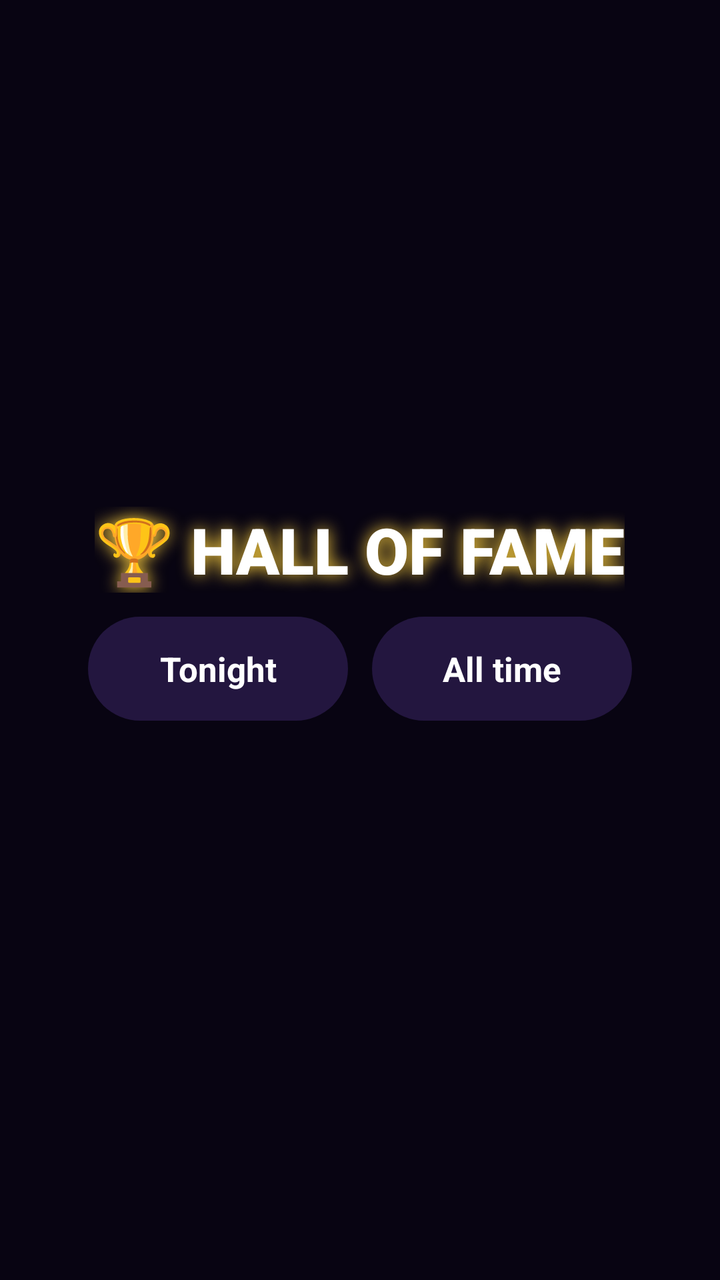
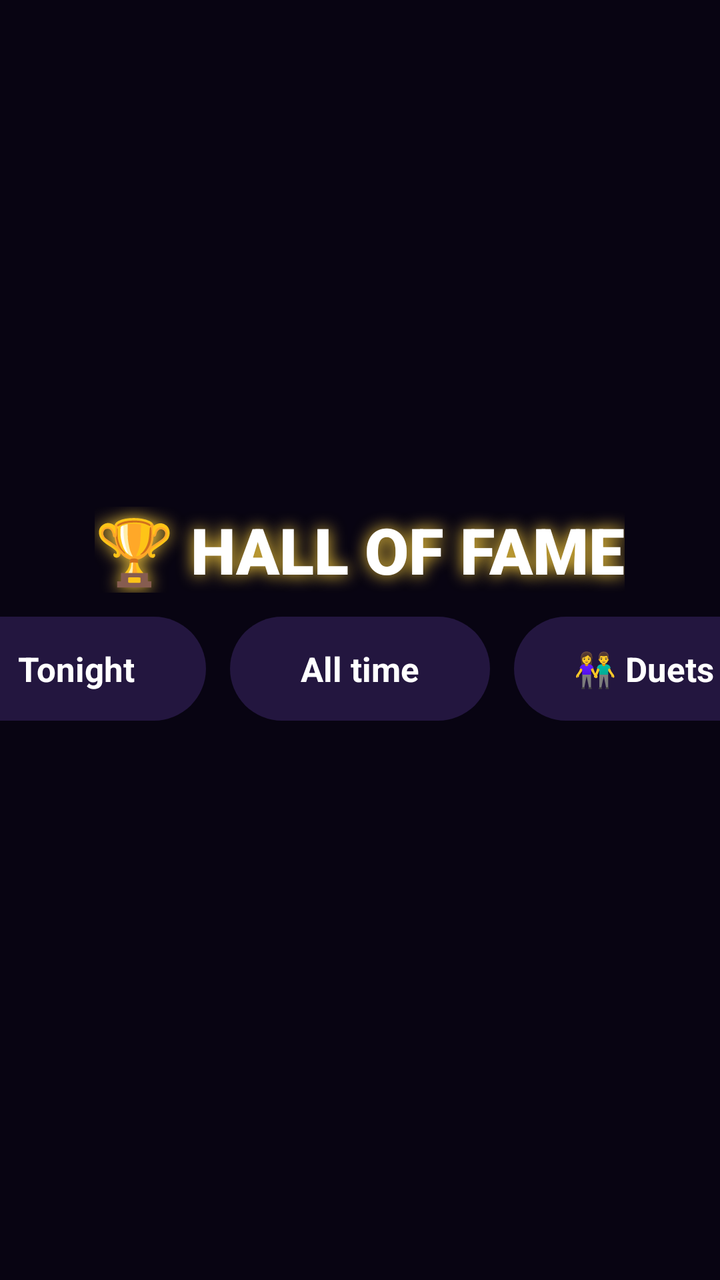

Before-and-after screenshots of an Android layout around one commit, followed by the original layout XML and the change that was made.
<!-- AndroidManifest.xml: application theme Theme.KaraokeTV -->
<!-- res/layout/leaderboard.xml -->
<?xml version="1.0" encoding="utf-8"?>
<FrameLayout xmlns:android="http://schemas.android.com/apk/res/android"
    android:layout_width="match_parent"
    android:layout_height="match_parent"
    android:background="@color/scrim"
    android:clickable="true">

    <LinearLayout
        android:layout_width="680dp"
        android:layout_height="wrap_content"
        android:layout_gravity="center"
        android:gravity="center_horizontal"
        android:orientation="vertical">

        <TextView
            android:layout_width="wrap_content"
            android:layout_height="wrap_content"
            android:fontFamily="sans-serif-black"
            android:shadowColor="@color/gold"
            android:shadowRadius="20"
            android:text="🏆 HALL OF FAME"
            android:textColor="#FFFFFF"
            android:textSize="32sp" />

        <LinearLayout
            android:layout_width="wrap_content"
            android:layout_height="wrap_content"
            android:layout_marginTop="12dp"
            android:orientation="horizontal">

            <TextView
                android:id="@+id/tabTonight"
                style="@style/TvButton"
                android:text="Tonight" />

            <TextView
                android:id="@+id/tabAll"
                style="@style/TvButton"
                android:layout_marginStart="12dp"
                android:text="All time" />
        </LinearLayout>

        
        <LinearLayout
            android:id="@+id/podium"
            android:layout_width="match_parent"
            android:layout_height="wrap_content"
            android:layout_marginTop="16dp"
            android:gravity="bottom|center_horizontal"
            android:orientation="horizontal" />

        <LinearLayout
            android:id="@+id/boardRows"
            android:layout_width="match_parent"
            android:layout_height="wrap_content"
            android:layout_marginTop="10dp"
            android:orientation="vertical" />

        <TextView
            android:id="@+id/boardEmpty"
            android:layout_width="wrap_content"
            android:layout_height="wrap_content"
            android:layout_marginTop="40dp"
            android:text="No scores yet. Grab a mic! 🎤"
            android:textColor="@color/text_dim"
            android:textSize="20sp"
            android:visibility="gone" />
    </LinearLayout>
</FrameLayout>
<!-- resources referenced by this layout -->
<resources>
  <color name="gold">#FFD23F</color>
  <color name="scrim">#D9080412</color>
  <color name="text_dim">#B9AEDB</color>
  <style name="TvButton">
          <item name="android:layout_width">wrap_content</item>
          <item name="android:layout_height">52dp</item>
          <item name="android:minWidth">130dp</item>
          <item name="android:gravity">center</item>
          <item name="android:paddingStart">22dp</item>
          <item name="android:paddingEnd">22dp</item>
          <item name="android:background">@drawable/chip_bg</item>
          <item name="android:focusable">true</item>
          <item name="android:clickable">true</item>
          <item name="android:textColor">@color/text_main</item>
          <item name="android:textSize">17sp</item>
          <item name="android:textStyle">bold</item>
          <item name="android:maxLines">1</item>
      </style>
  <style name="Theme.KaraokeTV" parent="android:Theme.Material.NoActionBar.Fullscreen">
          <item name="android:windowBackground">@color/bg_deep</item>
          <item name="android:colorAccent">@color/neon_pink</item>
          <item name="android:textColorPrimary">@color/text_main</item>
          <item name="android:textColor">@color/text_main</item>
          <item name="android:textColorHint">@color/text_dim</item>
          <item name="android:windowAnimationStyle">@null</item>
      </style>
  <!-- drawable chip_bg (drawable) -->
  <?xml version="1.0" encoding="utf-8"?>
  <selector xmlns:android="http://schemas.android.com/apk/res/android">
      <item android:state_focused="true">
          <shape>
              <solid android:color="@color/neon_pink" />
              <corners android:radius="26dp" />
          </shape>
      </item>
      <item android:state_selected="true">
          <shape>
              <solid android:color="#4A2A7A" />
              <stroke android:width="2dp" android:color="@color/neon_cyan" />
              <corners android:radius="26dp" />
          </shape>
      </item>
      <item>
          <shape>
              <solid android:color="#CC2A1B4A" />
              <corners android:radius="26dp" />
          </shape>
      </item>
  </selector>
  <color name="text_main">#FFFFFF</color>
  <color name="bg_deep">#0B0614</color>
  <color name="neon_pink">#FF3DA5</color>
  <color name="neon_cyan">#2EE6FF</color>
</resources>

<!-- the commit's change to res/layout/leaderboard.xml (unified diff, before → after) -->
@@ -38,6 +38,12 @@
                 style="@style/TvButton"
                 android:layout_marginStart="12dp"
                 android:text="All time" />
+
+            <TextView
+                android:id="@+id/tabDuets"
+                style="@style/TvButton"
+                android:layout_marginStart="12dp"
+                android:text="👫 Duets" />
         </LinearLayout>
 
         
